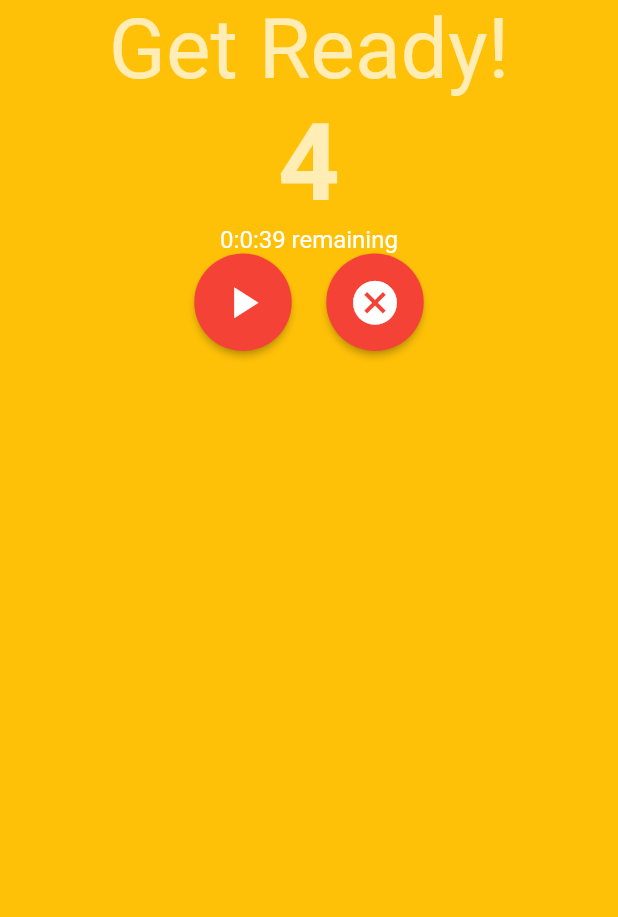
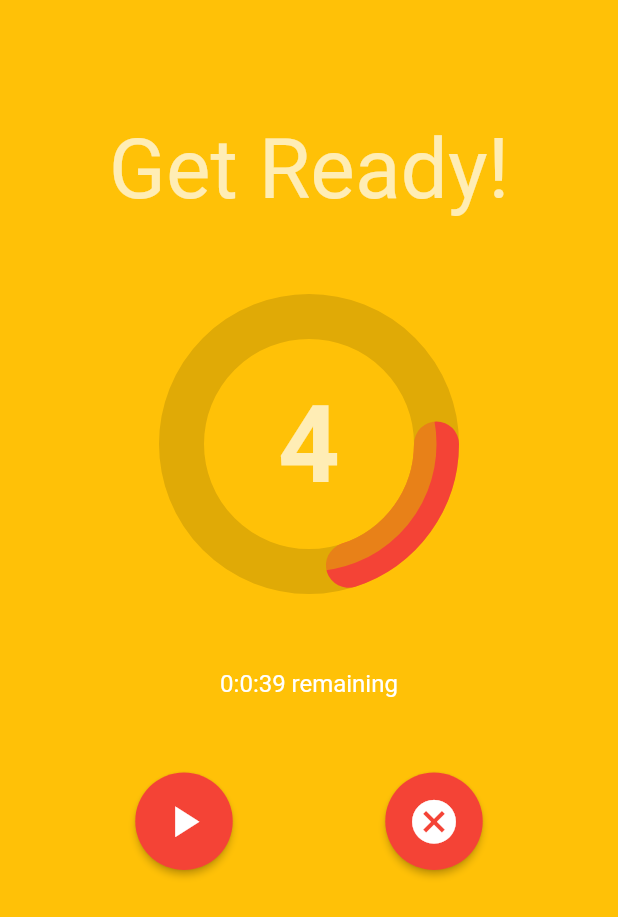
Before and after one commit to neosh11/FlutterIntervalTimer, a Flutter app: the WorkoutScreen screen opened directly, after a tap on the "pause" icon, on a phone screen of 412 x 824 dp. Shown: the top 917 px of the screen. Run offline on Flutter 3.47's test engine with Material 2 defaults, Android fonts, the phone set to English and light mode, and no system bars; our stand-ins replace audioplayers.

Commit message:
Radial Progress

```diff
--- /dev/null
+++ b/lib/pages/WorkoutScreen/RadialProgress.dart
@@ -0,0 +1,67 @@
+import 'package:flutter/material.dart';
+import 'package:vector_math/vector_math.dart' as vmath;
+
+class MyPainter extends CustomPainter {
+  MyPainter(this.radiansFilled, this.innerColor);
+  double radiansFilled;
+  Color innerColor;
+  @override
+  void paint(Canvas canvas, Size size) {
+    // Get the center of the canvas
+    final center = Offset(size.width / 2, size.height / 2);
+
+    // Draw the gray background seen on the progress indicator
+    // This will act as the background layer.
+    canvas.drawCircle(
+      center,
+      85,
+      Paint()
+        ..style = PaintingStyle.stroke
+        ..color = Colors.black12
+        ..strokeWidth = 30,
+    );
+
+    // Create a new layer where we will be painting the
+    // actual progress indicator
+    canvas.saveLayer(
+      Rect.fromCenter(center: center, width: 200, height: 200),
+      Paint(),
+    );
+
+    // Draw the light green portion of the progress indicator
+    canvas.drawArc(
+      Rect.fromCenter(center: center, width: 170, height: 170),
+      vmath.radians(0),
+      vmath.radians(radiansFilled),
+      false,
+      Paint()
+        ..style = PaintingStyle.stroke
+        ..strokeCap = StrokeCap.round
+        ..color = innerColor
+        ..strokeWidth = 30,
+    );
+
+    // Draw the dark green portion of the progress indicator
+    // Basically, this covers the entire progress indicator circle.
+    // But because we have set the blending mode to srouce-in (BlendMode.srcIn),
+    // only the segment that is overlapping with the lighter portion will be visible.
+    canvas.drawArc(
+      Rect.fromCenter(center: center, width: 155, height: 155),
+      vmath.radians(0),
+      vmath.radians(360),
+      false,
+      Paint()
+        ..style = PaintingStyle.stroke
+        ..strokeCap = StrokeCap.round
+        ..color = innerColor.withAlpha(100)
+        ..strokeWidth = 15
+        ..blendMode = BlendMode.srcIn,
+    );
+    // we fatten the layer
+    canvas.restore();
+  }
+
+  @override
+  bool shouldRepaint(covariant MyPainter oldDelegate) =>
+      radiansFilled != oldDelegate.radiansFilled;
+}
--- a/lib/pages/WorkoutScreen/WorkoutScreen.dart
+++ b/lib/pages/WorkoutScreen/WorkoutScreen.dart
@@ -5,7 +5,7 @@ import 'package:audioplayers/audioplayers.dart';
 // local
 import 'package:first/pages/IntervalTimerScreen/IntervalTimerScreen.dart';
 import 'package:first/tools/Time.dart';
-
+import 'RadialProgress.dart';
 // models
 import '../../models/WorkoutDataModel.dart';
 
@@ -260,6 +260,126 @@ String getDisplayString(ProgressModel m) {
   }
 }
 
+Column _finishedDisplay(BuildContext context, ProgressModel model) {
+  return (Column(children: [
+    Text(
+      getDisplayString(model),
+      style: Theme.of(context).textTheme.headline2,
+    ),
+    Row(mainAxisAlignment: MainAxisAlignment.center, children: [
+      RawMaterialButton(
+        // Play Button
+        onPressed: () {
+          model.cancelTimer();
+          // naviage off
+          Navigator.push(
+            context,
+            MaterialPageRoute(
+                builder: (context) => const IntervalTimerScreen()),
+          );
+        },
+        elevation: 2.0,
+        fillColor: Colors.red,
+        child: Icon(
+          Icons.cancel,
+          color: Colors.white,
+          size: 35.0,
+        ),
+        padding: EdgeInsets.all(15.0),
+        shape: CircleBorder(),
+      ),
+    ])
+  ]));
+}
+
+Center radialProgressWithNumber(BuildContext context, ProgressModel model) {
+  return Center(
+    child: Container(
+      width: 100,
+      height: 100,
+      child: CustomPaint(
+        painter:
+            MyPainter(model.secondValue / model.workTime * 360, Colors.red),
+        child: Container(
+            child: Center(
+                child: Text(
+          '${getRemainingTime(model) - model.secondValue}',
+          style: Theme.of(context).textTheme.headline1,
+        ))),
+      ),
+    ),
+  );
+  ;
+}
+
+Column _ongoingDisplay(
+    BuildContext context, ProgressModel model, WorkoutDataModel wOModel) {
+  return (Column(children: [
+    const SizedBox(height: 80),
+
+    Text(
+      getDisplayString(model),
+      style: Theme.of(context).textTheme.headline2,
+    ),
+    const SizedBox(height: 100),
+    radialProgressWithNumber(context, model),
+
+    const SizedBox(height: 100),
+    Text(
+      '${secondsToClockTime(calculateTotalTime(wOModel) + timeBeforeStart - model.totalTime)} remaining',
+      style: Theme.of(context).textTheme.subtitle1,
+    ),
+    const SizedBox(height: 50),
+
+    // Button Row
+    _buttonRow(context, model)
+  ]));
+}
+
+Row _buttonRow(BuildContext context, ProgressModel model) {
+  return Row(
+      // mainAxisSize: MainAxisSize.min,
+      mainAxisAlignment: MainAxisAlignment.spaceEvenly,
+      children: [
+        RawMaterialButton(
+          // Play Button
+          onPressed: () {
+            model.pausePlayTimer();
+          },
+          elevation: 2.0,
+          fillColor: Colors.red,
+          child: Icon(
+            (model.timerPaused ? Icons.play_arrow : Icons.pause),
+            color: Colors.white,
+            size: 35.0,
+          ),
+          padding: EdgeInsets.all(15.0),
+          shape: CircleBorder(),
+        ),
+        RawMaterialButton(
+          // Play Button
+          onPressed: () {
+            model.cancelTimer();
+            // naviage off
+            Navigator.push(
+              context,
+              MaterialPageRoute(
+                  builder: (context) => const IntervalTimerScreen()),
+            );
+          },
+          elevation: 2.0,
+          fillColor: Colors.red,
+          child: Icon(
+            Icons.cancel,
+            color: Colors.white,
+            size: 35.0,
+          ),
+          padding: EdgeInsets.all(15.0),
+          shape: CircleBorder(),
+        ),
+      ]);
+}
+
 // Local Model needed
 class WorkoutScreen extends StatelessWidget {
   const WorkoutScreen({Key? key}) : super(key: key);
@@ -277,97 +397,9 @@ class WorkoutScreen extends StatelessWidget {
         create: (context) => progressModel,
         child: Consumer<ProgressModel>(
             builder: (context, model, child) => Scaffold(
-                  backgroundColor: getBackgroundColor(model.status),
-                  body: model.status == Status.finished
-                      ? (Column(children: [
-                          Text(
-                            getDisplayString(model),
-                            style: Theme.of(context).textTheme.headline2,
-                          ),
-                          Row(
-                              mainAxisAlignment: MainAxisAlignment.center,
-                              children: [
-                                RawMaterialButton(
-                                  // Play Button
-                                  onPressed: () {
-                                    model.cancelTimer();
-                                    // naviage off
-                                    Navigator.push(
-                                      context,
-                                      MaterialPageRoute(
-                                          builder: (context) =>
-                                              const IntervalTimerScreen()),
-                                    );
-                                  },
-                                  elevation: 2.0,
-                                  fillColor: Colors.red,
-                                  child: Icon(
-                                    Icons.cancel,
-                                    color: Colors.white,
-                                    size: 35.0,
-                                  ),
-                                  padding: EdgeInsets.all(15.0),
-                                  shape: CircleBorder(),
-                                ),
-                              ])
-                        ]))
-                      : (Column(children: [
-                          Text(
-                            getDisplayString(model),
-                            style: Theme.of(context).textTheme.headline2,
-                          ),
-                          Text(
-                            '${getRemainingTime(model) - model.secondValue}',
-                            style: Theme.of(context).textTheme.headline1,
-                          ),
-                          Text(
-                            '${secondsToClockTime(calculateTotalTime(wOModel) + timeBeforeStart - model.totalTime)} remaining',
-                            style: Theme.of(context).textTheme.subtitle1,
-                          ),
-                          Row(
-                              mainAxisAlignment: MainAxisAlignment.center,
-                              children: [
-                                RawMaterialButton(
-                                  // Play Button
-                                  onPressed: () {
-                                    model.pausePlayTimer();
-                                  },
-                                  elevation: 2.0,
-                                  fillColor: Colors.red,
-                                  child: Icon(
-                                    (model.timerPaused
-                                        ? Icons.play_arrow
-                                        : Icons.pause),
-                                    color: Colors.white,
-                                    size: 35.0,
-                                  ),
-                                  padding: EdgeInsets.all(15.0),
-                                  shape: CircleBorder(),
-                                ),
-                                RawMaterialButton(
-                                  // Play Button
-                                  onPressed: () {
-                                    model.cancelTimer();
-                                    // naviage off
-                                    Navigator.push(
-                                      context,
-                                      MaterialPageRoute(
-                                          builder: (context) =>
-                                              const IntervalTimerScreen()),
-                                    );
-                                  },
-                                  elevation: 2.0,
-                                  fillColor: Colors.red,
-                                  child: Icon(
-                                    Icons.cancel,
-                                    color: Colors.white,
-                                    size: 35.0,
-                                  ),
-                                  padding: EdgeInsets.all(15.0),
-                                  shape: CircleBorder(),
-                                ),
-                              ])
-                        ])),
-                )));
+                backgroundColor: getBackgroundColor(model.status),
+                body: model.status == Status.finished
+                    ? _finishedDisplay(context, model)
+                    : _ongoingDisplay(context, model, wOModel))));
   }
 }
```
